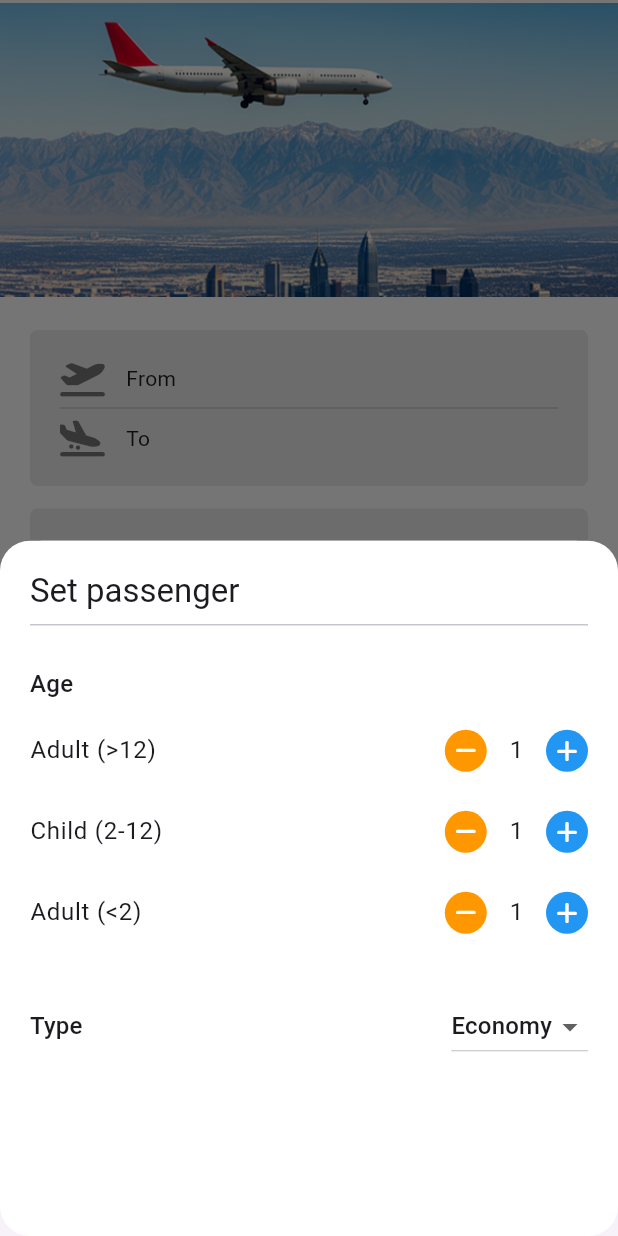
After one commit to ffchrulrozi/ticketpedia, a Flutter app: the PlaneScreen screen opened by its route, after a tap on "1 Passenger, Economy", on a phone screen of 412 x 824 dp. The commit adds this screen. Run offline on Flutter 3.47's test engine with Material 3 defaults, Android fonts, the light colour scheme and no system bars; our stand-ins replace flutter_dotenv, flutter_riverpod, font_awesome_flutter, go_router, syncfusion_flutter_datepicker.

Commit message:
new ui: plane

```diff
--- a/lib/assets/assets.gen.dart
+++ b/lib/assets/assets.gen.dart
@@ -32,6 +32,10 @@ class $LibAssetsImgGen {
   /// File path: lib/assets/img/logo.png
   AssetGenImage get logo => const AssetGenImage('lib/assets/img/logo.png');
 
+  /// File path: lib/assets/img/plane_bg.png
+  AssetGenImage get planeBg =>
+      const AssetGenImage('lib/assets/img/plane_bg.png');
+
   /// File path: lib/assets/img/promo-1.png
   AssetGenImage get promo1 => const AssetGenImage('lib/assets/img/promo-1.png');
 
@@ -53,6 +57,7 @@ class $LibAssetsImgGen {
   List<AssetGenImage> get values => [
     google,
     logo,
+    planeBg,
     promo1,
     promo2,
     promoBg,
--- /dev/null
+++ b/lib/modules/plane/screens/plane_screen.dart
@@ -0,0 +1,170 @@
+import 'package:flutter/material.dart';
+import 'package:font_awesome_flutter/font_awesome_flutter.dart';
+import 'package:intl/intl.dart';
+import 'package:ticketpedia/assets/assets.gen.dart';
+import 'package:ticketpedia/modules/plane/screens/widgets/choose_date_widget.dart';
+import 'package:ticketpedia/modules/plane/screens/widgets/choose_destination_widget.dart';
+import 'package:ticketpedia/modules/plane/screens/widgets/choose_person_widget.dart';
+import 'package:ticketpedia/modules/plane/screens/widgets/your_last_search_widget.dart';
+import 'package:ticketpedia/utils/ext/size_ext.dart';
+import 'package:ticketpedia/utils/helper/divider_helper.dart';
+
+class PlaneScreen extends StatelessWidget {
+  const PlaneScreen({super.key});
+
+  @override
+  Widget build(BuildContext context) {
+    void showBottomModal(String target) {
+      showModalBottomSheet(
+        context: context,
+        builder: (context) {
+          switch (target) {
+            case "from" || "to":
+              return ChooseDestinationWidget();
+            case "date":
+              return ChooseDateWidget();
+            case "person":
+              return ChoosePersonWidget();
+            default:
+              return Container();
+          }
+        },
+      );
+    }
+
+    return Scaffold(
+      body: Column(
+        children: [
+          Image.asset(
+            Assets.lib.assets.img.planeBg.path,
+            width: 100.h(context),
+            height: 200,
+          ),
+          Container(
+            padding: EdgeInsets.all(20),
+            child: Column(
+              children: [
+                Container(
+                  decoration: BoxDecoration(
+                    color: Color.fromARGB(20, 0, 0, 0),
+                    borderRadius: BorderRadius.circular(5),
+                  ),
+                  padding: EdgeInsets.all(20),
+                  child: Column(
+                    children: [
+                      InkWell(
+                        onTap: () => showBottomModal("from"),
+                        child: Row(
+                          children: [
+                            Icon(
+                              FontAwesomeIcons.planeDeparture,
+                              color: Color.fromARGB(128, 0, 0, 0),
+                            ),
+                            h(2),
+                            Text("From")
+                          ],
+                        ),
+                      ),
+                      Divider(),
+                      InkWell(
+                        onTap: () => showBottomModal("to"),
+                        child: Row(
+                          children: [
+                            Icon(
+                              FontAwesomeIcons.planeArrival,
+                              color: Color.fromARGB(128, 0, 0, 0),
+                            ),
+                            h(2),
+                            Text("To")
+                          ],
+                        ),
+                      ),
+                    ],
+                  ),
+                ),
+                v(1.5),
+                InkWell(
+                  onTap: () => showBottomModal("date"),
+                  child: Container(
+                    decoration: BoxDecoration(
+                      color: Color.fromARGB(20, 0, 0, 0),
+                      borderRadius: BorderRadius.circular(5),
+                    ),
+                    padding: EdgeInsets.all(20),
+                    child: Column(
+                      children: [
+                        Row(
+                          children: [
+                            Icon(
+                              FontAwesomeIcons.calendar,
+                              color: Color.fromARGB(128, 0, 0, 0),
+                            ),
+                            h(2),
+                            Text(
+                              DateFormat("dd MMM yyyy")
+                                  .format(DateTime.parse("2025-08-09")),
+                            ),
+                            Spacer(),
+                            Text("Round trip?"),
+                            Checkbox(
+                              value: true,
+                              onChanged: (value) => (),
+                              materialTapTargetSize:
+                                  MaterialTapTargetSize.shrinkWrap,
+                              visualDensity: VisualDensity.compact,
+                            ),
+                          ],
+                        ),
+                        Divider(),
+                        Row(
+                          children: [
+                            Icon(
+                              FontAwesomeIcons.calendar,
+                              color: Color.fromARGB(128, 0, 0, 0),
+                            ),
+                            h(2),
+                            Text(
+                              DateFormat("dd MMM yyyy")
+                                  .format(DateTime.parse("2025-08-09")),
+                            )
+                          ],
+                        ),
+                      ],
+                    ),
+                  ),
+                ),
+                v(1.5),
+                InkWell(
+                  onTap: () => showBottomModal("person"),
+                  child: Container(
+                    decoration: BoxDecoration(
+                      color: Color.fromARGB(20, 0, 0, 0),
+                      borderRadius: BorderRadius.circular(5),
+                    ),
+                    padding: EdgeInsets.all(20),
+                    child: Column(
+                      children: [
+                        Row(
+                          children: [
+                            Icon(
+                              FontAwesomeIcons.person,
+                              color: Color.fromARGB(128, 0, 0, 0),
+                            ),
+                            h(2),
+                            Text("1 Passenger, Economy")
+                          ],
+                        ),
+                      ],
+                    ),
+                  ),
+                )
+              ],
+            ),
+          ),
+          v(2),
+          YourLastSearchWidget()
+        ],
+      ),
+    );
+  }
+}
--- /dev/null
+++ b/lib/modules/plane/screens/widgets/choose_person_widget.dart
@@ -0,0 +1,122 @@
+import 'package:flutter/material.dart';
+import 'package:font_awesome_flutter/font_awesome_flutter.dart';
+import 'package:ticketpedia/utils/helper/divider_helper.dart';
+import 'package:ticketpedia/utils/helper/style_helper.dart';
+
+class ChoosePersonWidget extends StatelessWidget {
+  const ChoosePersonWidget({super.key});
+
+  @override
+  Widget build(BuildContext context) {
+    return Container(
+      decoration: BoxDecoration(
+        color: Colors.white,
+        borderRadius: BorderRadius.circular(20),
+      ),
+      padding: EdgeInsets.all(20),
+      child: Column(
+        crossAxisAlignment: CrossAxisAlignment.start,
+        children: [
+          Text(
+            "Set passenger",
+            style: text(context).titleLarge,
+          ),
+          Divider(),
+          v(2),
+          Text(
+            "Age",
+            style: text(context).titleMedium,
+          ),
+          v(1),
+          AgeBox("adult", "Adult (>12)"),
+          AgeBox("child", "Child (2-12)"),
+          AgeBox("infant", "Adult (<2)"),
+          v(2),
+          Row(
+            children: [
+              Text(
+                "Type",
+                style: text(context).titleMedium,
+              ),
+              Spacer(),
+              DropdownButton(
+                value: 0,
+                items: [
+                  DropdownMenuItem(value: 0, child: Text("Economy")),
+                  DropdownMenuItem(value: 1, child: Text("Premium")),
+                  DropdownMenuItem(value: 2, child: Text("Business")),
+                  DropdownMenuItem(value: 3, child: Text("First"))
+                ],
+                onChanged: (value) => (),
+              )
+            ],
+          )
+        ],
+      ),
+    );
+  }
+}
+
+class AgeBox extends StatelessWidget {
+  final String index;
+  final String label;
+  const AgeBox(this.index, this.label, {super.key});
+
+  @override
+  Widget build(BuildContext context) {
+    return Container(
+      margin: EdgeInsets.only(bottom: 10),
+      child: Row(
+        children: [
+          Text(label, style: text(context).bodyLarge),
+          Spacer(),
+          SetAmountBox(index)
+        ],
+      ),
+    );
+  }
+}
+
+class SetAmountBox extends StatelessWidget {
+  final String index;
+  const SetAmountBox(this.index, {super.key});
+
+  @override
+  Widget build(BuildContext context) {
+    return Row(
+      children: [
+        Container(
+          decoration: BoxDecoration(
+            color: Colors.orange,
+            borderRadius: BorderRadius.circular(20),
+          ),
+          padding: EdgeInsets.all(6),
+          child: Icon(
+            FontAwesomeIcons.minus,
+            size: 16,
+            color: Colors.white,
+          ),
+        ),
+        Container(
+          padding: EdgeInsets.symmetric(vertical: 10, horizontal: 15),
+          child: Text(
+            "1",
+            style: text(context).bodyLarge,
+          ),
+        ),
+        Container(
+          decoration: BoxDecoration(
+            color: Colors.blue,
+            borderRadius: BorderRadius.circular(20),
+          ),
+          padding: EdgeInsets.all(6),
+          child: Icon(
+            FontAwesomeIcons.plus,
+            size: 16,
+            color: Colors.white,
+          ),
+        ),
+      ],
+    );
+  }
+}
--- /dev/null
+++ b/lib/modules/plane/screens/widgets/your_last_search_widget.dart
@@ -0,0 +1,108 @@
+import 'package:flutter/material.dart';
+import 'package:font_awesome_flutter/font_awesome_flutter.dart';
+import 'package:intl/intl.dart';
+import 'package:ticketpedia/utils/helper/divider_helper.dart';
+import 'package:ticketpedia/utils/helper/style_helper.dart';
+
+class YourLastSearchWidget extends StatelessWidget {
+  const YourLastSearchWidget({super.key});
+
+  @override
+  Widget build(BuildContext context) {
+    var lastSearches = <YourLastSearch>[
+      YourLastSearch(from: "Padang", dateFrom: DateTime.parse("2025-07-09")),
+      YourLastSearch(from: "Jakarta", dateFrom: DateTime.parse("2025-07-10")),
+      YourLastSearch(from: "Makassar", dateFrom: DateTime.parse("2025-07-11")),
+      YourLastSearch(from: "Ternate", dateFrom: DateTime.parse("2025-07-12")),
+    ];
+
+    return Column(
+      children: [
+        Padding(
+          padding: EdgeInsets.symmetric(horizontal: 20),
+          child: Row(
+            children: [
+              Text(
+                "Your last search",
+                style: text(context).titleMedium!.copyWith(color: Colors.teal),
+              ),
+              Spacer(),
+              Icon(
+                FontAwesomeIcons.trash,
+                color: Colors.red,
+                size: 20,
+              )
+            ],
+          ),
+        ),
+        v(1),
+        SizedBox(
+          height: 125,
+          child: ListView.builder(
+            scrollDirection: Axis.horizontal,
+            itemCount: lastSearches.length,
+            itemBuilder: (context, index) {
+              var lastSearch = lastSearches[index];
+              return Card(
+                color: Colors.white,
+                elevation: 3,
+                margin: EdgeInsets.only(
+                  left: index == 0 ? 20 : 0,
+                  right: 20,
+                  bottom: 10,
+                ),
+                child: Padding(
+                  padding: EdgeInsets.symmetric(vertical: 10, horizontal: 20),
+                  child: Column(
+                    crossAxisAlignment: CrossAxisAlignment.start,
+                    children: [
+                      Row(
+                        children: [
+                          Text(
+                            lastSearch.from,
+                            style: text(context).bodyLarge,
+                          )
+                        ],
+                      ),
+                      v(1),
+                      Row(
+                        children: [
+                          Icon(FontAwesomeIcons.calendar, size: 18),
+                          h(1),
+                          Text(DateFormat("dd MMM yy")
+                              .format(lastSearch.dateFrom))
+                        ],
+                      ),
+                      v(0.5),
+                      Row(
+                        children: [
+                          Icon(FontAwesomeIcons.person, size: 18),
+                          h(1),
+                          Text("2 Adult, Economy")
+                        ],
+                      )
+                    ],
+                  ),
+                ),
+              );
+            },
+          ),
+        ),
+      ],
+    );
+  }
+}
+
+class YourLastSearch {
+  final String from;
+  final String? to;
+  final DateTime dateFrom;
+  final DateTime? dateTo;
+
+  YourLastSearch({
+    required this.from,
+    this.to,
+    required this.dateFrom,
+    this.dateTo,
+  });
+}
--- a/lib/routes/paths.dart
+++ b/lib/routes/paths.dart
@@ -2,6 +2,7 @@ class Paths {
   static PathObject SPLASH = PathObject('splash', '/splash');
   static PathObject LOGIN = PathObject('login', '/login');
   static PathObject DASHBOARD = PathObject('dashboard', '/dashboard');
+  static PathObject PLANE = PathObject('plane', '/plane');
 }
 
 class PathObject{
--- a/lib/routes/routes.dart
+++ b/lib/routes/routes.dart
@@ -3,6 +3,7 @@ import 'package:flutter_riverpod/flutter_riverpod.dart';
 import 'package:go_router/go_router.dart';
 import 'package:ticketpedia/modules/dashboard/screens/dashboard_screen.dart';
 import 'package:ticketpedia/modules/login/screens/login_screen.dart';
+import 'package:ticketpedia/modules/plane/screens/plane_screen.dart';
 import 'package:ticketpedia/modules/splash/screens/splash_screen.dart';
 import 'package:ticketpedia/routes/paths.dart';
 
@@ -23,6 +24,10 @@ final routerProvider = Provider<GoRouter>((ref) {
         GoRoute(
           path: Paths.DASHBOARD.path,
           builder: (context, state) => DashboardScreen(),
+        ),
+        GoRoute(
+          path: Paths.PLANE.path,
+          builder: (context, state) => PlaneScreen(),
         )
       ]);
 });
--- a/pubspec.yaml
+++ b/pubspec.yaml
@@ -15,6 +15,7 @@ dependencies:
   font_awesome_flutter: ^10.8.0
   go_router: ^16.0.0
   intl: ^0.20.2
+  syncfusion_flutter_datepicker: ^29.1.38
 
 dev_dependencies:
   flutter_test:
```
Also changed, not shown: lib/modules/home/screens/widgets/feature_widget.dart (+13 -11 lines), lib/modules/plane/providers/plane_provider.dart (added, +7 -0 lines), lib/modules/plane/screens/widgets/choose_date_widget.dart (added, +72 -0 lines), lib/modules/plane/screens/widgets/choose_destination_widget.dart (added, +60 -0 lines), lib/assets/img/plane_bg.png (added), pubspec.lock.
